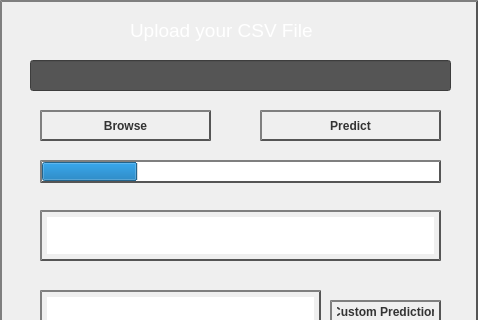
First picture: the form in browse.ui, repository Aineshphanithi/Anatomizing-ML-Algorithms, before the edit; both pictures show x 0 to 478 and y 0 to 320 of the 478 by 679 pixel window.
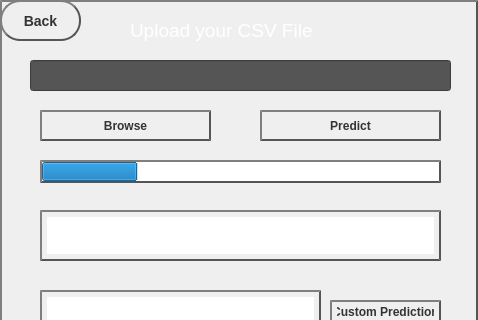
Second picture: the form after the edit.

Commit message: Added back button

```diff
--- a/browse.ui
+++ b/browse.ui
@@ -333,6 +333,57 @@
 </string>
    </property>
   </widget>
+  <widget class="QPushButton" name="back">
+   <property name="geometry">
+    <rect>
+     <x>0</x>
+     <y>0</y>
+     <width>81</width>
+     <height>41</height>
+    </rect>
+   </property>
+   <property name="styleSheet">
+    <string notr="true">QPushButton {
+    color: #333;
+    border: 2px solid #555;
+	font: 22pt &quot;MS Shell Dlg 2&quot;;
+    border-radius: 20px;
+    border-style: outset;
+    background: qradialgradient(
+        cx: 0.3, cy: -0.4, fx: 0.3, fy: -0.4,
+        radius: 2.5, stop: 0 #ff6347, stop: 1 #0000ff
+        );
+    padding: 5px;
+	font-family: &quot;Times New Roman&quot;, Times, serif;
+	font-weight: bold;
+	font-size: 14px;
+	p.color:#8effff;
+    }
+
+QPushButton:hover {
+    background: qradialgradient(
+        cx: 0.3, cy: -0.4, fx: 0.3, fy: -0.4,
+        radius: 1.35, stop: 0 #5100ff, stop: 1#ff0018
+        );
+	color:#8effff;
+
+    }
+QPushButton:hover h4{
+	color:#8effff;;
+}
+
+QPushButton:pressed {
+    border-style: inset;
+    background: qradialgradient(
+        cx: 0.3, cy: -0.4, fx: 0.3, fy: -0.4,
+        radius: 2.5, stop: 0 #5100ff, stop: 1#ff0018
+        );
+    }</string>
+   </property>
+   <property name="text">
+    <string>Back</string>
+   </property>
+  </widget>
  </widget>
  <resources>
   <include location="MLModelImageTest.qrc"/>
```
The commit also changes 3 other files.
